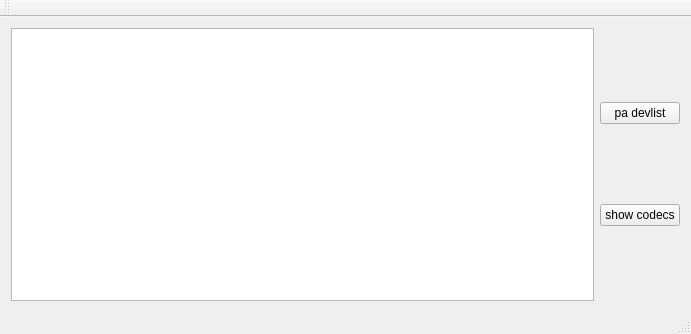
Old version of the form jmesquita/FSPhone/mainwindow.ui in the repository freeswitch/freeswitch-contrib.
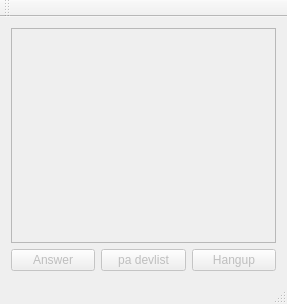
New version of the form.

Commit message: Button to answer and hangup call

```diff
--- a/jmesquita/FSPhone/mainwindow.ui
+++ b/jmesquita/FSPhone/mainwindow.ui
@@ -6,31 +6,51 @@
    <rect>
     <x>0</x>
     <y>0</y>
-    <width>691</width>
-    <height>334</height>
+    <width>287</width>
+    <height>304</height>
    </rect>
   </property>
   <property name="windowTitle">
    <string>MainWindow</string>
   </property>
   <widget class="QWidget" name="centralWidget">
-   <layout class="QHBoxLayout" name="horizontalLayout">
+   <layout class="QVBoxLayout" name="verticalLayout">
     <item>
-     <widget class="QTextEdit" name="textEdit"/>
+     <widget class="QTextEdit" name="textEdit">
+      <property name="enabled">
+       <bool>false</bool>
+      </property>
+     </widget>
     </item>
     <item>
-     <layout class="QVBoxLayout" name="verticalLayout">
+     <layout class="QHBoxLayout" name="horizontalLayout">
+      <item>
+       <widget class="QPushButton" name="answerBtn">
+        <property name="enabled">
+         <bool>false</bool>
+        </property>
+        <property name="text">
+         <string>Answer</string>
+        </property>
+       </widget>
+      </item>
       <item>
        <widget class="QPushButton" name="paDevlistBtn">
+        <property name="enabled">
+         <bool>false</bool>
+        </property>
         <property name="text">
          <string>pa devlist</string>
         </property>
        </widget>
       </item>
       <item>
-       <widget class="QPushButton" name="showCodecsBtn">
+       <widget class="QPushButton" name="hangupBtn">
+        <property name="enabled">
+         <bool>false</bool>
+        </property>
         <property name="text">
-         <string>show codecs</string>
+         <string>Hangup</string>
         </property>
        </widget>
       </item>
```
Left out of the diff: 2 changed lines with no effect on the pictures. The commit also changes 2 other files.
